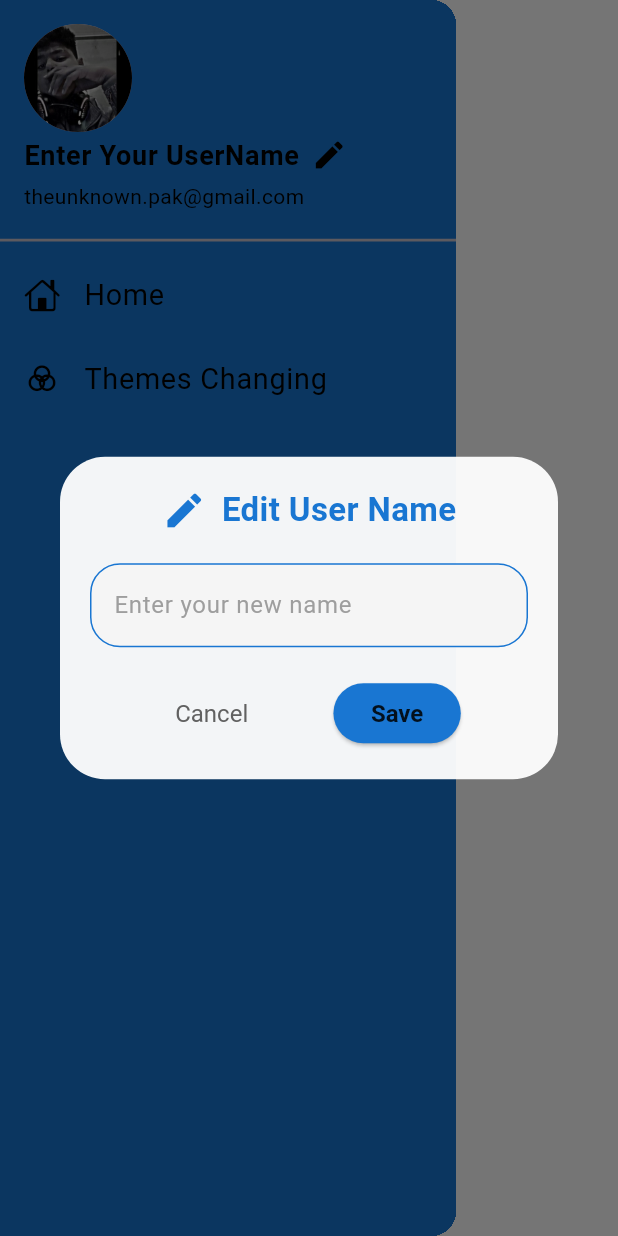
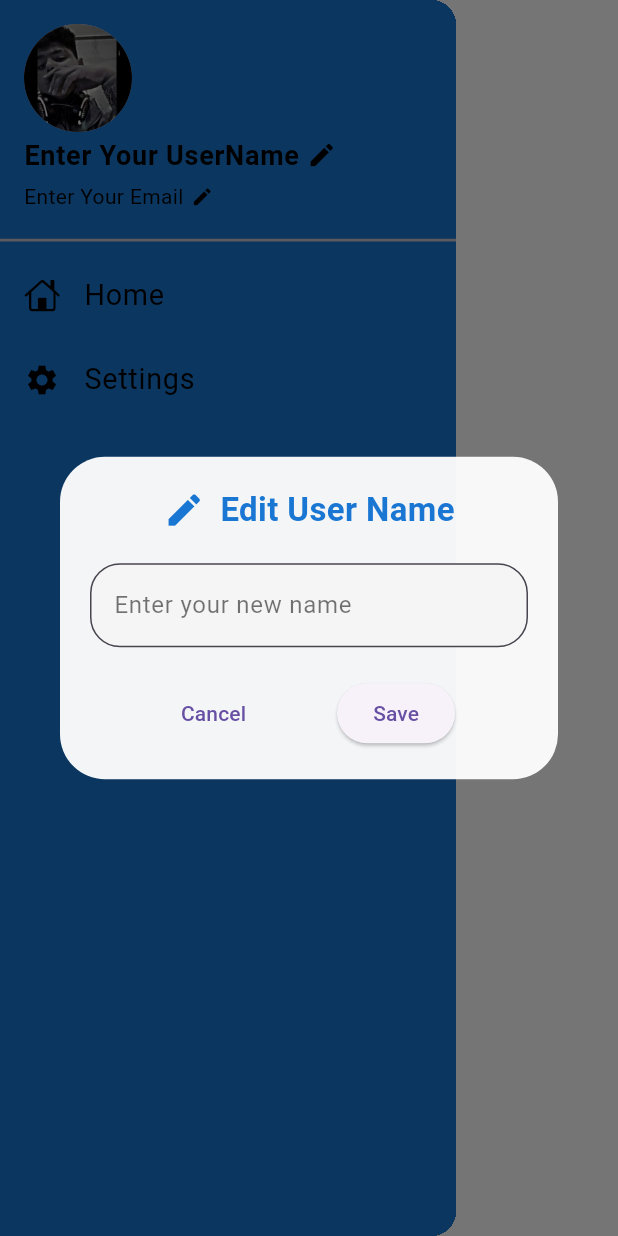
Before and after one commit to FazalHamzaKhan12/allcoloursinfo, a Flutter app: the DrawerPage widget shown alone on an empty page, opened directly, after a tap on the "edit" icon, on a phone screen of 412 x 824 dp. Run offline on Flutter 3.47's test engine with Material 3 defaults, Android fonts, the phone set to English and light mode, and no system bars.

Commit message:
Settings ,Drawers , themes
Working on Drawer Settings,
in the Settings changing the themes ,
remove theme switch from home appbar to settings all minor works 2 hours work

```diff
--- a/lib/Screens/DrawersThings/drawer.dart
+++ b/lib/Screens/DrawersThings/drawer.dart
@@ -1,18 +1,31 @@
 import 'package:allcoloursinfo/Screens/DrawersThings/ForProfileScreen/for_profile.dart';
+import 'package:allcoloursinfo/home_screen.dart';
+import 'package:allcoloursinfo/settings_screen.dart';
 import 'package:flutter/cupertino.dart';
 import 'package:flutter/material.dart';
 
-import '../../main.dart';
+import '../../Theme/themes_manager.dart';
 
 class DrawerPage extends StatefulWidget {
-  const DrawerPage({super.key});
+  const DrawerPage({super.key, this.themeManager});
+  final ThemeManager? themeManager;
 
   @override
   State<DrawerPage> createState() => _DrawerPageState();
 }
 
 class _DrawerPageState extends State<DrawerPage> {
+  late final ThemeManager _effectiveThemeManager;
+
+  @override
+  void initState() {
+    super.initState();
+    // Use the provided themeManager or create a default one
+    _effectiveThemeManager = widget.themeManager ?? ThemeManager();
+  }
+
   String userName = "Enter Your UserName"; // Initial name
+  String userEmail = "Enter Your Email"; // Initial email
 
   @override
   Widget build(BuildContext context) {
@@ -25,52 +38,50 @@ class _DrawerPageState extends State<DrawerPage> {
             DrawerHeader(
               padding: EdgeInsets.zero,
               child: UserAccountsDrawerHeader(
-                decoration:
-                    BoxDecoration(color: Theme.of(context).primaryColor),
+                decoration: BoxDecoration(color: Theme.of(context).primaryColor),
                 margin: EdgeInsets.zero,
                 accountName: Row(
                   children: [
-                    GestureDetector(
-                      onTap: () {
-                        // Open dialog when Edit button is pressed
-                        _editUserNameDialog();
-                      },
-                      child: Text(
+                    Text(
                         userName, // Display dynamic user name
                         style: TextStyle(
                           fontWeight: FontWeight.bold,
                           fontSize: 18,
-                          color:
-                              Theme.of(context).textTheme.headlineSmall?.color,
-                          decoration: TextDecoration
-                              .none, // Add underline for clickable effect
+                          color: Theme.of(context).textTheme.headlineSmall?.color,
+                          decoration: TextDecoration.none,
                         ),
                       ),
-                    ),
+                    SizedBox(width: 5,),
                     GestureDetector(
-                      onTap: () {
-                        // Open dialog when Edit button is pressed
-                        _editUserNameDialog();
-                      },
-                      child: SizedBox(
-                        height: 25,
-                        width: 40,
+                      onTap: _editUserNameDialog,
                       child: Icon(
                         Icons.edit,
-                          color:
-                              Theme.of(context).textTheme.headlineSmall?.color,
+                        size: 20,
+                        color: Theme.of(context).textTheme.headlineSmall?.color,
                       ),
                     ),
-                    )
                   ],
                 ),
-                accountEmail: Text(
-                  "theunknown.pak@gmail.com",
+                accountEmail: Row(
+                  children: [
+                    Text(
+                        userEmail,
                         style: TextStyle(
                           fontWeight: FontWeight.w400,
                           fontSize: 14,
                           color: Theme.of(context).textTheme.headlineSmall?.color,
                         ),
+                      ),
+                    SizedBox(width: 5,),
+                    GestureDetector(
+                      onTap: _editEmailDialog,
+                      child: Icon(
+                        Icons.edit,
+                        size: 15,
+                        color: Theme.of(context).textTheme.headlineSmall?.color,
+                      ),
+                    ),
+                  ],
                 ),
                 currentAccountPicture: GestureDetector(
                   onTap: () {
@@ -98,11 +109,13 @@ class _DrawerPageState extends State<DrawerPage> {
                 if (ModalRoute.of(context)?.settings.name != '/') {
                   Navigator.pushReplacement(
                     context,
-                    MaterialPageRoute(builder: (context) => const MyApp()),
+                    MaterialPageRoute(
+                      builder: (context) =>
+                          HomeScreen(themeManager: _effectiveThemeManager),
+                    ),
                   );
                 } else {
-                  Navigator.pop(
-                      context); // Just close the drawer if already on Home
+                  Navigator.pop(context); // Just close the drawer if already on Home
                 }
               },
               leading: Icon(
@@ -118,12 +131,22 @@ class _DrawerPageState extends State<DrawerPage> {
               ),
             ),
             ListTile(
+              onTap: () {
+                Navigator.push(
+                  context,
+                  MaterialPageRoute(
+                    builder: (context) => SettingsScreen(
+                      themeManager: _effectiveThemeManager,
+                    ),
+                  ),
+                );
+              },
               leading: Icon(
-                CupertinoIcons.color_filter,
+                Icons.settings,
                 color: Theme.of(context).textTheme.headlineSmall?.color,
               ),
               title: Text(
-                "Themes Changing",
+                "Settings",
                 textScaleFactor: 1.2,
                 style: TextStyle(
                   color: Theme.of(context).textTheme.headlineSmall?.color,
@@ -136,6 +159,7 @@ class _DrawerPageState extends State<DrawerPage> {
     );
   }
 
+  // Dialog for editing user name
   void _editUserNameDialog() {
     TextEditingController nameController = TextEditingController();
 
@@ -144,23 +168,21 @@ class _DrawerPageState extends State<DrawerPage> {
       builder: (BuildContext context) {
         return Dialog(
           shape: RoundedRectangleBorder(
-            borderRadius: BorderRadius.circular(30), // Smooth rounded corners
+            borderRadius: BorderRadius.circular(30),
           ),
-          backgroundColor:
-              Colors.white.withOpacity(0.95), // Semi-transparent background
+          backgroundColor: Colors.white.withOpacity(0.95),
           child: Padding(
             padding: const EdgeInsets.all(20.0),
             child: Column(
-              mainAxisSize: MainAxisSize.min, // Adjust size based on content
+              mainAxisSize: MainAxisSize.min,
               children: [
-                // Title
                 Row(
                   mainAxisAlignment: MainAxisAlignment.center,
                   children: [
                     Icon(
                       Icons.edit,
                       color: Theme.of(context).primaryColor,
-                      size: 30,
+                      size: 28,
                     ),
                     const SizedBox(width: 10),
                     Text(
@@ -174,14 +196,12 @@ class _DrawerPageState extends State<DrawerPage> {
                   ],
                 ),
                 const SizedBox(height: 20),
-
-                // Input Field
                 TextField(
                   controller: nameController,
                   style: const TextStyle(fontSize: 16),
                   decoration: InputDecoration(
                     hintText: "Enter your new name",
-                    hintStyle: const TextStyle(color: Colors.grey),
+                    hintStyle: const TextStyle(color: Colors.black54),
                     filled: true,
                     fillColor: Colors.grey[100],
                     border: OutlineInputBorder(
@@ -190,67 +210,112 @@ class _DrawerPageState extends State<DrawerPage> {
                         color: Theme.of(context).primaryColor,
                       ),
                     ),
-                    enabledBorder: OutlineInputBorder(
+                  ),
+                ),
+                const SizedBox(height: 20),
+                Row(
+                  mainAxisAlignment: MainAxisAlignment.spaceEvenly,
+                  children: [
+                    TextButton(
+                      onPressed: () {
+                        Navigator.of(context).pop();
+                      },
+                      child: const Text("Cancel"),
+                    ),
+                    ElevatedButton(
+                      onPressed: () {
+                        setState(() {
+                          if (nameController.text.isNotEmpty) {
+                            userName = nameController.text;
+                          }
+                        });
+                        Navigator.of(context).pop();
+                      },
+                      child: const Text("Save"),
+                    ),
+                  ],
+                ),
+              ],
+            ),
+          ),
+        );
+      },
+    );
+  }
+
+  // Dialog for editing email
+  void _editEmailDialog() {
+    TextEditingController emailController = TextEditingController();
+
+    showDialog(
+      context: context,
+      builder: (BuildContext context) {
+        return Dialog(
+          shape: RoundedRectangleBorder(
+            borderRadius: BorderRadius.circular(30),
+          ),
+          backgroundColor: Colors.white.withOpacity(0.95),
+          child: Padding(
+            padding: const EdgeInsets.all(20.0),
+            child: Column(
+              mainAxisSize: MainAxisSize.min,
+              children: [
+                Row(
+                  mainAxisAlignment: MainAxisAlignment.center,
+                  children: [
+                    Icon(
+                      Icons.email,
+                      color: Theme.of(context).primaryColor,
+                      size: 28,
+                    ),
+                    const SizedBox(width: 10),
+                    Text(
+                      "Edit Email",
+                      style: TextStyle(
+                        fontSize: 22,
+                        fontWeight: FontWeight.bold,
+                        color: Theme.of(context).primaryColor,
+                      ),
+                    ),
+                  ],
+                ),
+                const SizedBox(height: 20),
+                TextField(
+                  controller: emailController,
+                  style: const TextStyle(fontSize: 16),
+                  decoration: InputDecoration(
+                    hintText: "Enter your new email",
+                    hintStyle: const TextStyle(color: Colors.black54),
+                    filled: true,
+                    fillColor: Colors.grey[100],
+                    border: OutlineInputBorder(
                       borderRadius: BorderRadius.circular(20),
                       borderSide: BorderSide(
                         color: Theme.of(context).primaryColor,
                       ),
                     ),
-                    focusedBorder: OutlineInputBorder(
-                      borderRadius: BorderRadius.circular(20),
-                      borderSide: BorderSide(
-                        color: Theme.of(context).primaryColor,
-                        width: 2,
-                      ),
-                    ),
                   ),
                 ),
                 const SizedBox(height: 20),
-
-                // Buttons
                 Row(
                   mainAxisAlignment: MainAxisAlignment.spaceEvenly,
                   children: [
-                    // Cancel Button
                     TextButton(
                       onPressed: () {
-                        Navigator.of(context).pop(); // Close dialog
+                        Navigator.of(context).pop();
                       },
-                      style: TextButton.styleFrom(
-                        foregroundColor: Colors.grey[700],
-                        textStyle: const TextStyle(fontSize: 16),
-                      ),
                       child: const Text("Cancel"),
                     ),
-                    // Save Button
                     ElevatedButton(
                       onPressed: () {
                         setState(() {
-                          if (nameController.text.isNotEmpty) {
-                            userName = nameController.text; // Update name
+                          if (emailController.text.isNotEmpty) {
+                            userEmail = emailController.text;
                           }
                         });
-                        Navigator.of(context).pop(); // Close dialog
+                        Navigator.of(context).pop();
                       },
-                      style: ElevatedButton.styleFrom(
-                        backgroundColor: Theme.of(context).primaryColor,
-                        shape: RoundedRectangleBorder(
-                          borderRadius: BorderRadius.circular(20),
-                        ),
-                        padding: const EdgeInsets.symmetric(
-                            horizontal: 25, vertical: 10),
-                        textStyle: const TextStyle(
-                          fontSize: 16,
-                          fontWeight: FontWeight.bold,
-                        ),
-                      ),
-                      child: Text(
-                        "Save",
-                        style: TextStyle(
-                          color:
-                              Theme.of(context).textTheme.headlineMedium?.color,
-                        ),
-                      ),
+                      child: const Text("Save"),
                     ),
                   ],
                 ),
```
Also changed, not shown: lib/Screens/DrawersThings/themeschanging.dart (+63 -0 lines), lib/Switches/switch_themes.dart (added, +46 -0 lines), lib/home_screen.dart (added, +21 -0 lines), lib/main.dart (+14 -81 lines), lib/settings_screen.dart (added, +61 -0 lines). Lines whose indentation alone changed are shown as unchanged.
